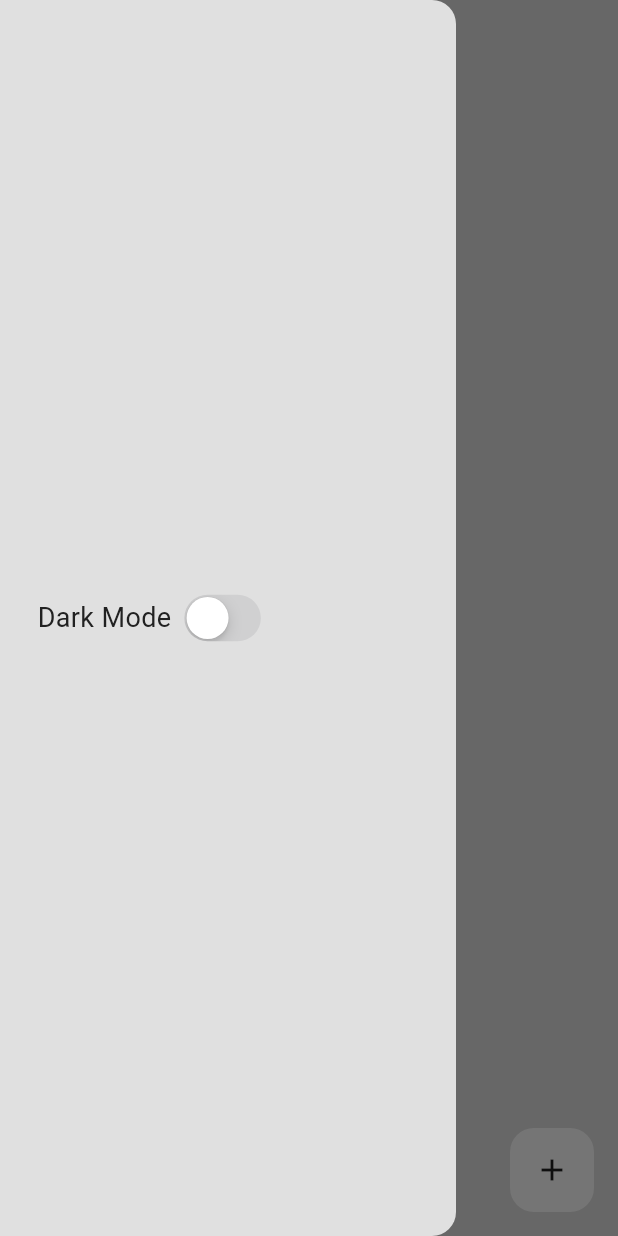
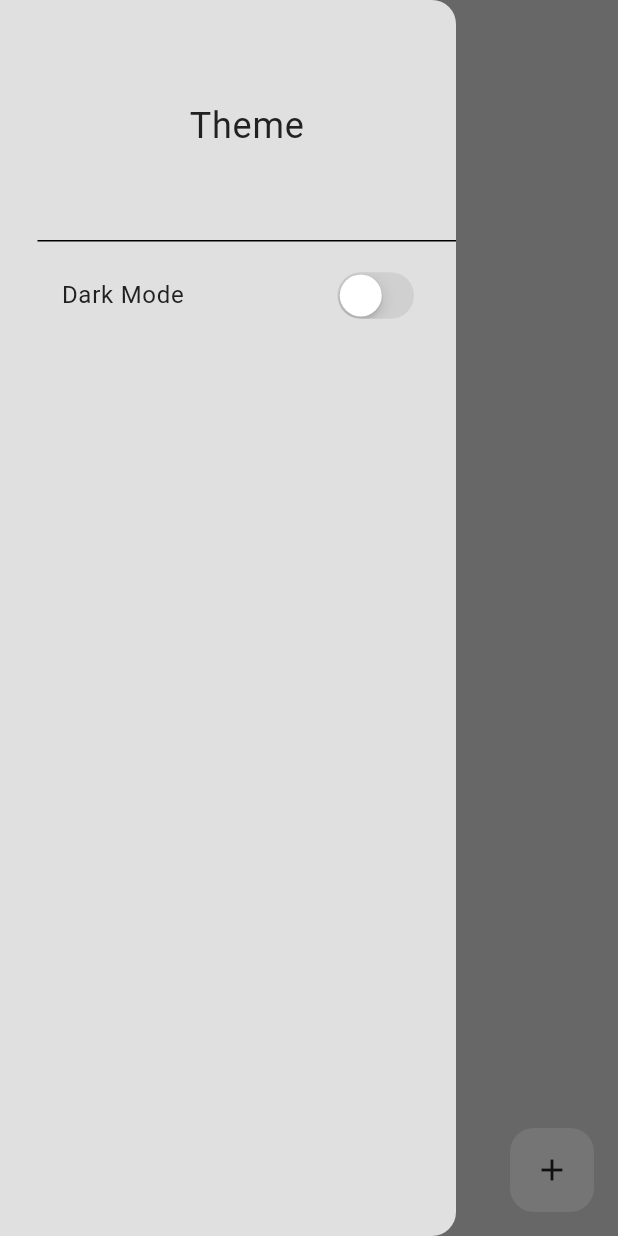
Before and after one commit to SomyadeepAdhikari/habit_tracker, a Flutter app: the screen it shows after launch, with the side drawer open, on a phone screen of 412 x 824 dp. Run offline on Flutter 3.47's test engine with Material 3 defaults, Android fonts, the phone set to English and light mode, and no system bars; our stand-ins replace flutter_heatmap_calendar, flutter_slidable, isar; accounts and stored records are empty; generated files the repository leaves out were written again.

Commit message:
drawer ui changed

```diff
--- a/lib/components/my_drawer.dart
+++ b/lib/components/my_drawer.dart
@@ -11,8 +11,25 @@ class MyDrawer extends StatelessWidget {
     return Drawer(
         backgroundColor: Theme.of(context).colorScheme.surface,
         child: Padding(
-          padding: const EdgeInsets.only(left: 25.0),
-          child: Row(
+            padding: const EdgeInsets.only(left: 25.0),
+            child: Column(
+              children: [
+                DrawerHeader(child: Center(child: Text('Theme',style: TextStyle(
+                          fontSize: 24,
+                          color: Theme.of(context).colorScheme.inversePrimary)))),
+                ListTile(
+                  title: Text('Dark Mode ',
+                      style: TextStyle(
+                          fontSize: 16,
+                          color: Theme.of(context).colorScheme.inversePrimary)),
+                  trailing: CupertinoSwitch(
+                      value: Provider.of<ThemeProvider>(context).isDarkMode,
+                      onChanged: (value) =>
+                          Provider.of<ThemeProvider>(context, listen: false)
+                              .toggleTheme()),
+                )
+              ],
+            ) /* Row(
             children: [
               Text('Dark Mode ',
                   style: TextStyle(
@@ -26,7 +43,7 @@ class MyDrawer extends StatelessWidget {
                       Provider.of<ThemeProvider>(context, listen: false)
                           .toggleTheme()),
             ],
-          ),
-        ));
+          ), */
+            ));
   }
 }
--- a/lib/pages/home_page.dart
+++ b/lib/pages/home_page.dart
@@ -1,6 +1,4 @@
-import 'package:flutter/cupertino.dart';
 import 'package:flutter/material.dart';
-import 'package:flutter_heatmap_calendar/flutter_heatmap_calendar.dart';
 import 'package:habit_tracker/components/my_drawer.dart';
 import 'package:habit_tracker/components/my_habit_tile.dart';
 import 'package:habit_tracker/components/my_heat_map.dart';
```
